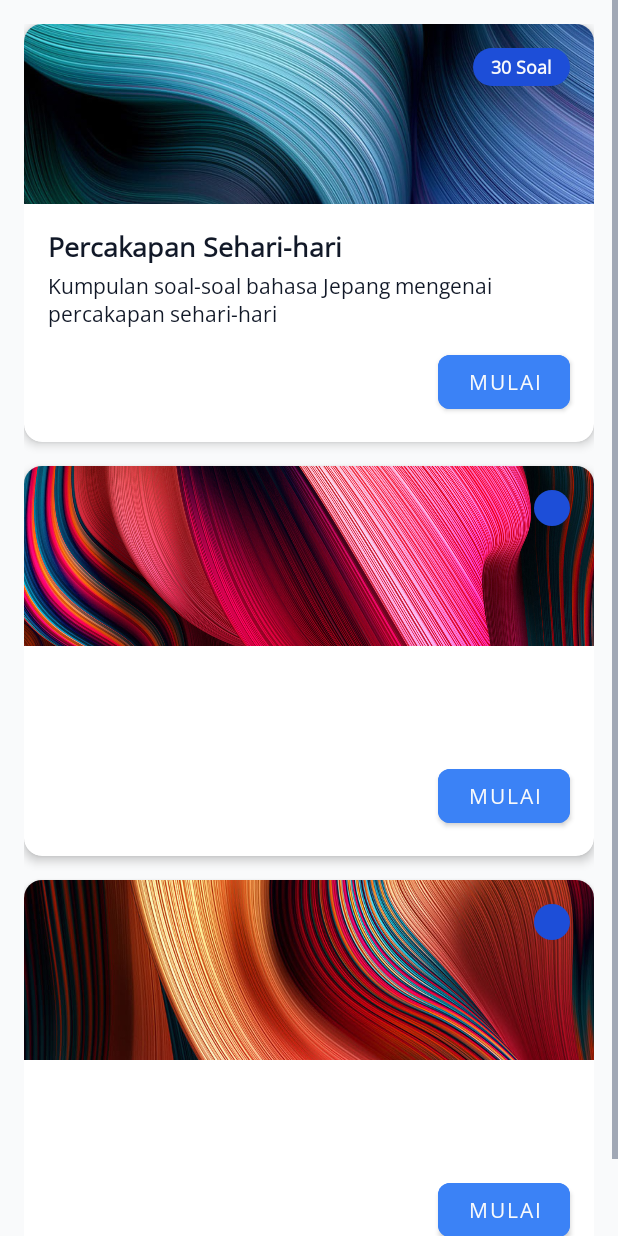
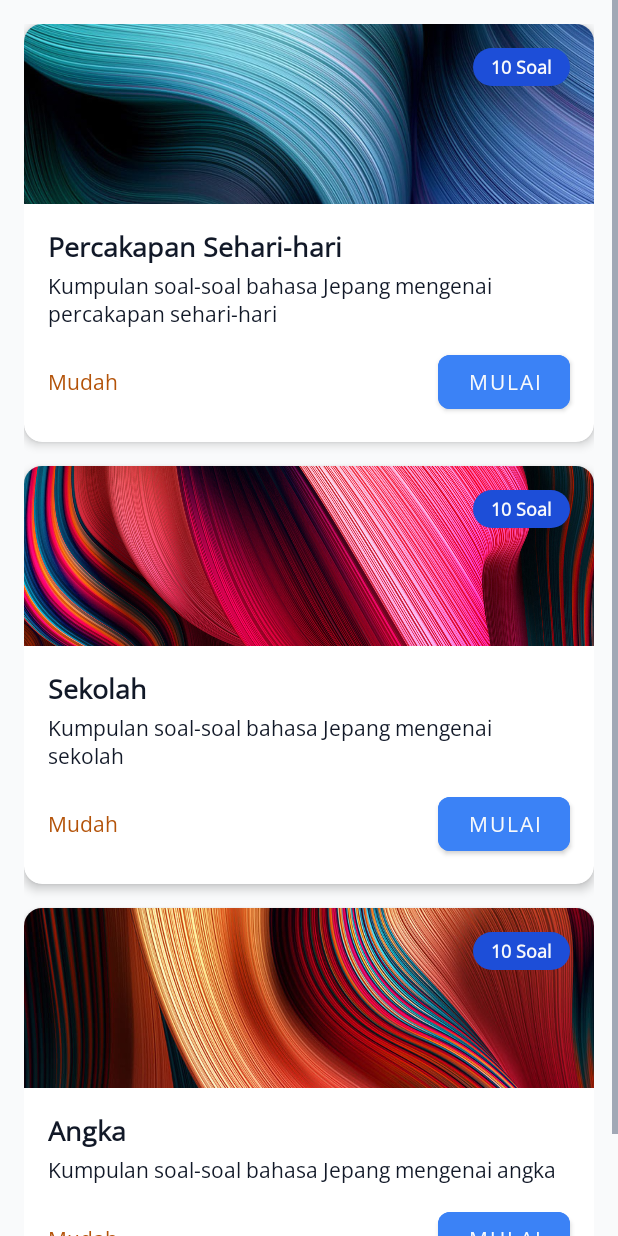
Before and after one commit to ydwhf/SMKPMK-Siswa, an Android app: the ListSoalActivity screen opened directly, with no data from a screen before it, on a phone screen of 412 x 824 dp. Run offline under Robolectric (Android 15) with nearby library versions, the phone set to English and light mode, and no system bars.

Commit message:
List Soal Layout

```diff
--- a/app/src/main/java/com/bismillah/tesfft/ListSoalActivity.kt
+++ b/app/src/main/java/com/bismillah/tesfft/ListSoalActivity.kt
@@ -1,8 +1,10 @@
 package com.bismillah.tesfft
 
+import android.content.Intent
 import androidx.appcompat.app.AppCompatActivity
 import android.os.Bundle
 import com.bismillah.tesfft.databinding.ActivityListSoalBinding
+import com.bismillah.tesfft.soal.SoalTema1Activity
 
 class ListSoalActivity : AppCompatActivity() {
     private lateinit var binding: ActivityListSoalBinding
@@ -11,5 +13,18 @@ class ListSoalActivity : AppCompatActivity() {
         super.onCreate(savedInstanceState)
         binding = ActivityListSoalBinding.inflate(layoutInflater)
         setContentView(binding.root)
+
+        binding.btnMulai.setOnClickListener()
+        {
+            startActivity(Intent(this, SoalTema1Activity::class.java))
+        }
+        binding.btnMulai2.setOnClickListener()
+        {
+
+        }
+        binding.btnMulai3.setOnClickListener()
+        {
+
+        }
     }
 }
--- a/app/src/main/res/layout/activity_list_soal.xml
+++ b/app/src/main/res/layout/activity_list_soal.xml
@@ -9,13 +9,11 @@
 
 <LinearLayout
     android:layout_width="match_parent"
-    android:layout_height="match_parent"
+    android:layout_height="wrap_content"
     android:orientation="vertical"
     android:padding="16dp">
 
-    <com.google.android.material.card.MaterialCardView xmlns:android="http://schemas.android.com/apk/res/android"
-        xmlns:app="http://schemas.android.com/apk/res-auto"
-        xmlns:tools="http://schemas.android.com/tools"
+    <com.google.android.material.card.MaterialCardView
         android:layout_width="match_parent"
         android:layout_height="wrap_content"
         android:layout_marginBottom="16dp"
@@ -47,12 +45,12 @@
                 android:textColor="@color/gray_50"
                 android:textSize="12sp"
                 android:textStyle="bold"
-                android:text="30 Soal"
+                android:text="10 Soal"
                 app:layout_constraintEnd_toEndOf="parent"
                 app:layout_constraintTop_toTopOf="parent" />
 
             <TextView
-                android:id="@+id/tvTemaTitle2"
+                android:id="@+id/tvTemaTitle"
                 android:layout_width="0dp"
                 android:layout_height="wrap_content"
                 android:layout_marginStart="16dp"
@@ -67,7 +65,7 @@
                 app:layout_constraintTop_toBottomOf="@id/ivTemaBanner" />
 
             <TextView
-                android:id="@+id/tvDeskripsi2"
+                android:id="@+id/tvDeskripsi"
                 android:layout_width="0dp"
                 android:layout_height="wrap_content"
                 android:layout_marginStart="16dp"
@@ -80,10 +78,10 @@
                 android:textSize="14sp"
                 app:layout_constraintEnd_toEndOf="parent"
                 app:layout_constraintStart_toStartOf="parent"
-                app:layout_constraintTop_toBottomOf="@id/tvTemaTitle2" />
+                app:layout_constraintTop_toBottomOf="@id/tvTemaTitle" />
 
             <com.google.android.material.button.MaterialButton
-                android:id="@+id/btnMulai2"
+                android:id="@+id/btnMulai"
                 android:layout_width="wrap_content"
                 android:layout_height="wrap_content"
                 android:layout_marginTop="12dp"
@@ -95,10 +93,10 @@
                 app:cornerRadius="8dp"
                 app:layout_constraintBottom_toBottomOf="parent"
                 app:layout_constraintEnd_toEndOf="parent"
-                app:layout_constraintTop_toBottomOf="@id/tvDeskripsi2" />
+                app:layout_constraintTop_toBottomOf="@id/tvDeskripsi" />
 
             <TextView
-                android:id="@+id/tvKesulitan2"
+                android:id="@+id/tvKesulitan"
                 android:layout_width="wrap_content"
                 android:layout_height="wrap_content"
                 android:layout_marginStart="16dp"
@@ -106,18 +104,16 @@
                 android:gravity="center_vertical"
                 android:textColor="@color/amber_700"
                 android:textSize="14sp"
-                app:layout_constraintBottom_toBottomOf="@id/btnMulai2"
+                android:text="Mudah"
+                app:layout_constraintBottom_toBottomOf="@id/btnMulai"
                 app:layout_constraintStart_toStartOf="parent"
-                app:layout_constraintTop_toTopOf="@id/btnMulai2"
-                tools:text="Mudah" />
+                app:layout_constraintTop_toTopOf="@id/btnMulai" />
 
         </androidx.constraintlayout.widget.ConstraintLayout>
 
     </com.google.android.material.card.MaterialCardView>
 
-    <com.google.android.material.card.MaterialCardView xmlns:android="http://schemas.android.com/apk/res/android"
-        xmlns:app="http://schemas.android.com/apk/res-auto"
-        xmlns:tools="http://schemas.android.com/tools"
+    <com.google.android.material.card.MaterialCardView
         android:layout_width="match_parent"
         android:layout_height="wrap_content"
         android:layout_marginBottom="16dp"
@@ -148,13 +144,13 @@
                 android:paddingBottom="4dp"
                 android:textColor="@color/gray_50"
                 android:textSize="12sp"
+                android:text="10 Soal"
                 android:textStyle="bold"
                 app:layout_constraintEnd_toEndOf="parent"
-                app:layout_constraintTop_toTopOf="parent"
-                tools:text="30 Soal" />
+                app:layout_constraintTop_toTopOf="parent" />
 
             <TextView
-                android:id="@+id/tvTemaTitle"
+                android:id="@+id/tvTemaTitle2"
                 android:layout_width="0dp"
                 android:layout_height="wrap_content"
                 android:layout_marginStart="16dp"
@@ -163,13 +159,13 @@
                 android:textColor="@color/gray_900"
                 android:textSize="18sp"
                 android:textStyle="bold"
+                android:text="Sekolah"
                 app:layout_constraintEnd_toEndOf="parent"
                 app:layout_constraintStart_toStartOf="parent"
-                app:layout_constraintTop_toBottomOf="@id/ivTemaBanner2"
-                tools:text="Matematika Dasar" />
+                app:layout_constraintTop_toBottomOf="@id/ivTemaBanner2" />
 
             <TextView
-                android:id="@+id/tvDeskripsi"
+                android:id="@+id/tvDeskripsi2"
                 android:layout_width="0dp"
                 android:layout_height="wrap_content"
                 android:layout_marginStart="16dp"
@@ -179,13 +175,13 @@
                 android:maxLines="2"
                 android:textColor="@color/gray_900"
                 android:textSize="14sp"
+                android:text="Kumpulan soal-soal bahasa Jepang mengenai sekolah"
                 app:layout_constraintEnd_toEndOf="parent"
                 app:layout_constraintStart_toStartOf="parent"
-                app:layout_constraintTop_toBottomOf="@id/tvTemaTitle"
-                tools:text="Kumpulan soal-soal matematika dasar untuk meningkatkan kemampuan berhitung dan logika." />
+                app:layout_constraintTop_toBottomOf="@id/tvTemaTitle2" />
 
             <com.google.android.material.button.MaterialButton
-                android:id="@+id/btnMulai"
+                android:id="@+id/btnMulai2"
                 android:layout_width="wrap_content"
                 android:layout_height="wrap_content"
                 android:layout_marginTop="12dp"
@@ -197,10 +193,10 @@
                 app:cornerRadius="8dp"
                 app:layout_constraintBottom_toBottomOf="parent"
                 app:layout_constraintEnd_toEndOf="parent"
-                app:layout_constraintTop_toBottomOf="@id/tvDeskripsi" />
+                app:layout_constraintTop_toBottomOf="@id/tvDeskripsi2" />
 
             <TextView
-                android:id="@+id/tvKesulitan"
+                android:id="@+id/tvKesulitan2"
                 android:layout_width="wrap_content"
                 android:layout_height="wrap_content"
                 android:layout_marginStart="16dp"
@@ -208,18 +204,16 @@
                 android:gravity="center_vertical"
                 android:textColor="@color/amber_700"
                 android:textSize="14sp"
-                app:layout_constraintBottom_toBottomOf="@id/btnMulai"
+                android:text="Mudah"
+                app:layout_constraintBottom_toBottomOf="@id/btnMulai2"
                 app:layout_constraintStart_toStartOf="parent"
-                app:layout_constraintTop_toTopOf="@id/btnMulai"
-                tools:text="Mudah" />
+                app:layout_constraintTop_toTopOf="@id/btnMulai2" />
 
         </androidx.constraintlayout.widget.ConstraintLayout>
 
     </com.google.android.material.card.MaterialCardView>
 
-    <com.google.android.material.card.MaterialCardView xmlns:android="http://schemas.android.com/apk/res/android"
-        xmlns:app="http://schemas.android.com/apk/res-auto"
-        xmlns:tools="http://schemas.android.com/tools"
+    <com.google.android.material.card.MaterialCardView
         android:layout_width="match_parent"
         android:layout_height="wrap_content"
         android:layout_marginBottom="16dp"
@@ -249,11 +243,11 @@
                 android:paddingEnd="12dp"
                 android:paddingBottom="4dp"
                 android:textColor="@color/gray_50"
+                android:text="10 Soal"
                 android:textSize="12sp"
                 android:textStyle="bold"
                 app:layout_constraintEnd_toEndOf="parent"
-                app:layout_constraintTop_toTopOf="parent"
-                tools:text="30 Soal" />
+                app:layout_constraintTop_toTopOf="parent"/>
 
             <TextView
                 android:id="@+id/tvTemaTitle3"
@@ -265,10 +259,10 @@
                 android:textColor="@color/gray_900"
                 android:textSize="18sp"
                 android:textStyle="bold"
+                android:text="Angka"
                 app:layout_constraintEnd_toEndOf="parent"
                 app:layout_constraintStart_toStartOf="parent"
-                app:layout_constraintTop_toBottomOf="@id/ivTemaBanner3"
-                tools:text="Matematika Dasar" />
+                app:layout_constraintTop_toBottomOf="@id/ivTemaBanner3" />
 
             <TextView
                 android:id="@+id/tvDeskripsi3"
@@ -281,10 +275,10 @@
                 android:maxLines="2"
                 android:textColor="@color/gray_900"
                 android:textSize="14sp"
+                android:text="Kumpulan soal-soal bahasa Jepang mengenai angka"
                 app:layout_constraintEnd_toEndOf="parent"
                 app:layout_constraintStart_toStartOf="parent"
-                app:layout_constraintTop_toBottomOf="@id/tvTemaTitle3"
-                tools:text="Kumpulan soal-soal matematika dasar untuk meningkatkan kemampuan berhitung dan logika." />
+                app:layout_constraintTop_toBottomOf="@id/tvTemaTitle3" />
 
             <com.google.android.material.button.MaterialButton
                 android:id="@+id/btnMulai3"
@@ -310,13 +304,14 @@
                 android:gravity="center_vertical"
                 android:textColor="@color/amber_700"
                 android:textSize="14sp"
+                android:text="Mudah"
                 app:layout_constraintBottom_toBottomOf="@id/btnMulai3"
                 app:layout_constraintStart_toStartOf="parent"
-                app:layout_constraintTop_toTopOf="@id/btnMulai3"
-                tools:text="Mudah" />
+                app:layout_constraintTop_toTopOf="@id/btnMulai3" />
 
         </androidx.constraintlayout.widget.ConstraintLayout>
 
     </com.google.android.material.card.MaterialCardView>
+
 </LinearLayout>
 </ScrollView>
```
